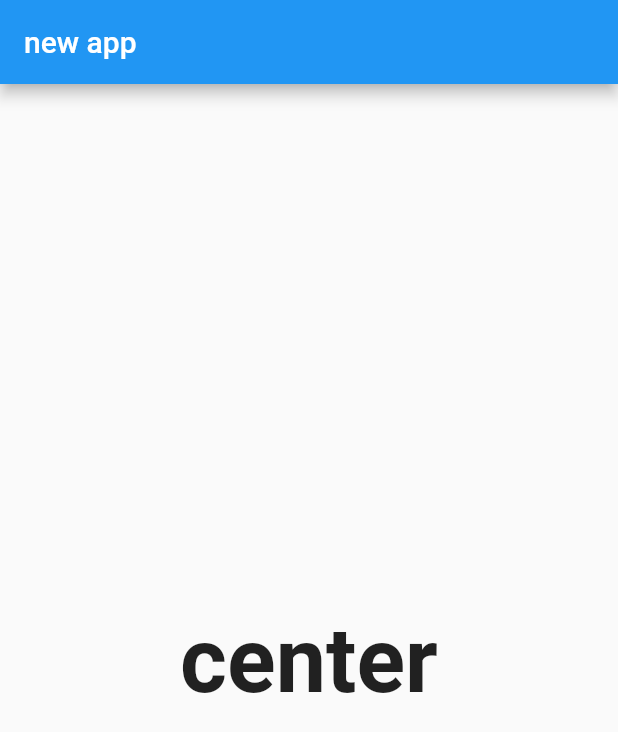
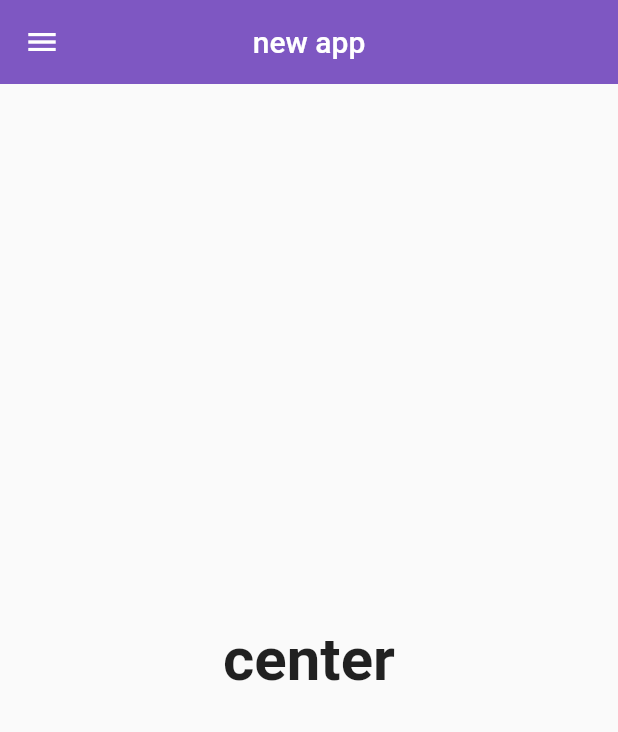
Before and after one commit to emetdas/flutter, a Flutter app: the screen it shows after launch, on a phone screen of 412 x 824 dp. Shown: the top 732 px of the screen. Run offline on Flutter 3.47's test engine with Material 2 defaults, Android fonts, the light colour scheme and no system bars.

Commit message:
day3 is done

```diff
--- a/lib/main.dart
+++ b/lib/main.dart
@@ -1,5 +1,4 @@
 import 'package:flutter/material.dart';
-
 import 'page/home_page.dart';
 void main() => runApp(MyApp());
 
@@ -10,6 +9,14 @@ class MyApp extends StatelessWidget {
       title: 'Material App',
       debugShowCheckedModeBanner: false,
       home: Homepage(),
+      theme: ThemeData(appBarTheme: AppBarTheme(color: Colors.deepPurple[400])),
+      // themeMode: ThemeMode.dark,
+      // themeMode: ThemeMode.light,
+      // darkTheme: ThemeData(brightness: Brightness.dark),
+      // routes: {
+      //   "/":(context)=> Signup(),
+      //   "/signup":(context)=> Signup(),
+      // },
     );
   }
 }
--- a/lib/page/home_page.dart
+++ b/lib/page/home_page.dart
@@ -5,13 +5,17 @@ class Homepage extends StatelessWidget {
   @override
   Widget build(BuildContext context) {
     return Scaffold(
-      appBar: AppBar(title: Text("new app"),),
+      appBar: AppBar(title: Text("new app"),
+      centerTitle: true,
+      elevation: 0,
+      ),
       body: Center(
         child: Text(
-        "center",style: TextStyle(fontSize: 30,fontWeight: FontWeight.bold),
+        "center",style: TextStyle(fontSize: 20,fontWeight: FontWeight.bold),
         textScaleFactor: 2.0,
       ),
       ),
+      drawer: Drawer(),
     );
   }
 }
```
Also changed, not shown: lib/page/signup.dart (added, +12 -0 lines).
